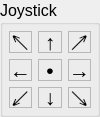
The window that ui/Joystick.ui (argenortega/AUI) describes before a commit, drawn with Qt 5.
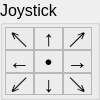
The same window after the commit.

What changed in the file:
```diff
--- a/ui/Joystick.ui
+++ b/ui/Joystick.ui
@@ -7,7 +7,7 @@
     <x>0</x>
     <y>0</y>
     <width>100</width>
-    <height>117</height>
+    <height>100</height>
    </rect>
   </property>
   <property name="sizePolicy">
@@ -59,8 +59,20 @@
       <string>Joystick</string>
      </property>
      <layout class="QGridLayout" name="gridLayout">
-      <property name="margin">
-       <number>6</number>
+      <property name="leftMargin">
+       <number>2</number>
+      </property>
+      <property name="topMargin">
+       <number>2</number>
+      </property>
+      <property name="rightMargin">
+       <number>5</number>
+      </property>
+      <property name="bottomMargin">
+       <number>2</number>
+      </property>
+      <property name="spacing">
+       <number>0</number>
       </property>
       <item row="2" column="1">
        <widget class="QLabel" name="down">
```
